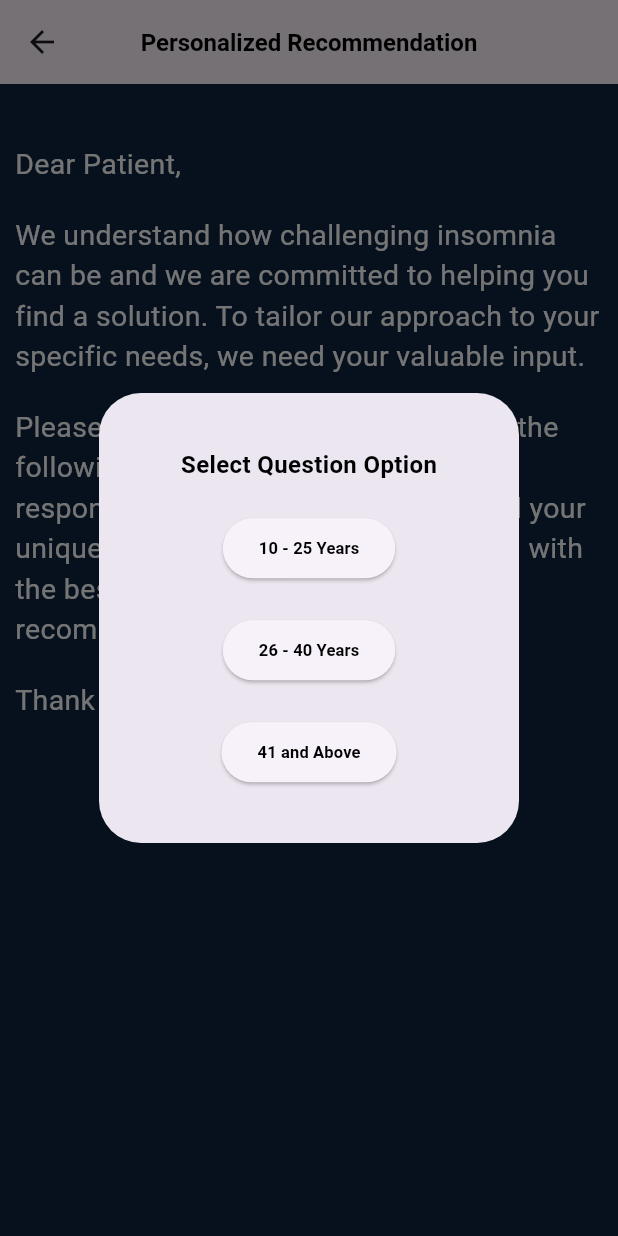
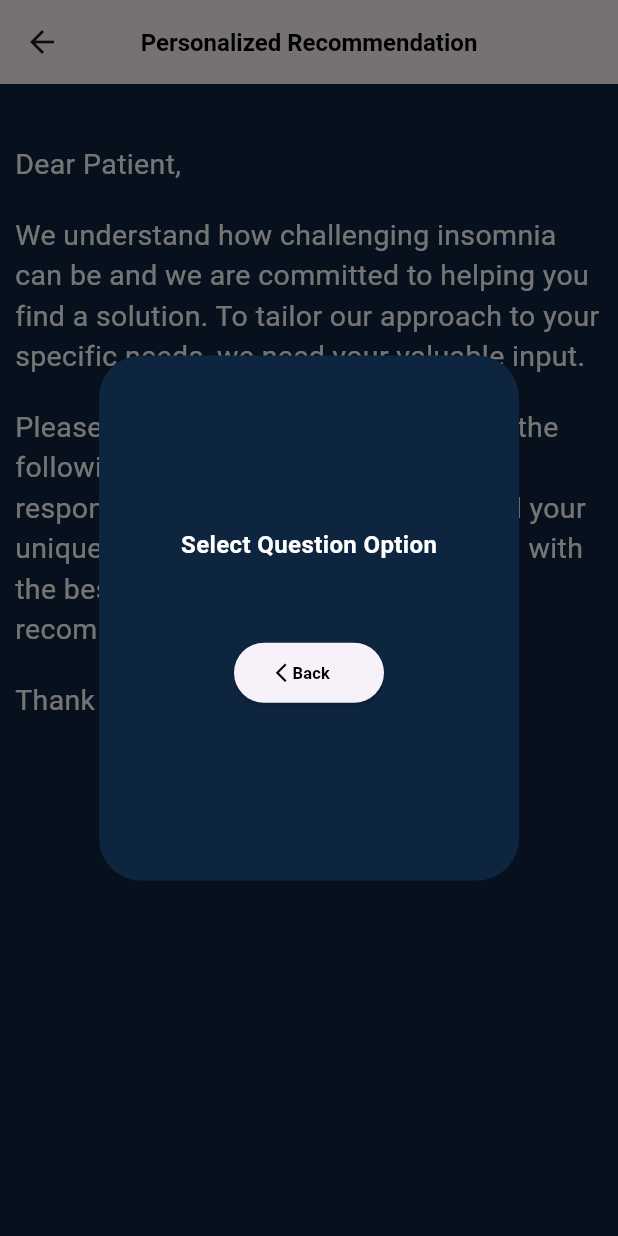
Before and after one commit to afifShyam/sleep_tracker, a Flutter app: the InfoPage screen opened directly, after a tap on "Take Survey", on a phone screen of 412 x 824 dp. Run offline on Flutter 3.47's test engine with Material 3 defaults, Android fonts, the light colour scheme and no system bars; our stand-ins replace bloc, cloud_firestore, firebase_auth, firebase_core, firebase_storage, fl_chart and 12 more; accounts and stored records are empty; project files that could hold a hidden picture were left out.

Commit message:
fix: finish the question structure

```diff
--- a/lib/src/bloc/questions/questions_event.dart
+++ b/lib/src/bloc/questions/questions_event.dart
@@ -5,7 +5,11 @@ class QuestionsEvent with _$QuestionsEvent {
   const factory QuestionsEvent.getQuestions(String categoryId) = GetQuestions;
   const factory QuestionsEvent.resetStatus() = ResetStatus;
   const factory QuestionsEvent.answerQuestion(
-      int questionIndex, int selectedOptionIndex) = AnswerQuestion;
+          String categoryId, int questionIndex, int selectedOptionIndex) =
+      AnswerQuestion;
   const factory QuestionsEvent.showSolution(
-      int questionIndex, List<String?> solutions) = ShowSolution;
+          String categoryId, int questionIndex, List<String?> solution) =
+      ShowSolution;
+  const factory QuestionsEvent.getCategoryList() = GetCategoryList;
+  const factory QuestionsEvent.getCategoryId(String categoryId) = GetCategoryId;
 }
--- a/lib/src/bloc/questions/questions_state.dart
+++ b/lib/src/bloc/questions/questions_state.dart
@@ -6,23 +6,27 @@ enum QuestionStatus {
   fetchQuestion,
   error,
   answerQuestion,
+  getCategoryId,
+  storeCategoryId,
 }
 
 @freezed
 class QuestionsState with _$QuestionsState {
   const factory QuestionsState({
-    required List<QuestionModel> questions,
-    required Map<int, int?>
-        userAnswers, // Map of question index to selected option index
-    required Map<int, List<String?>>
-        shownSolutions, // Map of question index to shown solutions
+    required Map<String, List<QuestionModel>> categoryQuestions,
+    required Map<String, Map<int, int?>> categoryUserAnswers,
+    required Map<String, Map<int, List<String?>>> categoryShownSolutions,
+    required List<String> categoryList,
+    required String categoryId,
     required QuestionStatus questionStatus,
   }) = _QuestionsState;
 
   factory QuestionsState.initial() => const QuestionsState(
-        questions: [],
-        userAnswers: {},
-        shownSolutions: {},
+        categoryQuestions: {},
+        categoryUserAnswers: {},
+        categoryShownSolutions: {},
+        categoryList: [],
+        categoryId: '',
         questionStatus: QuestionStatus.initial,
       );
 
--- a/lib/src/routing/question_route.dart
+++ b/lib/src/routing/question_route.dart
@@ -66,7 +66,10 @@ class QuestionRoute implements ManagerRouter {
     Widget page = const PageNotFound();
     switch (settings.name!) {
       case quesitonPage:
-        page = QuestionPage();
+        dynamic args = settings.arguments;
+        page = QuestionPage(
+          categoryId: args['categoryId'],
+        );
         break;
       case infoPage:
         page = const InfoPage();
--- a/lib/src/screen/homepage/admin.dart
+++ b/lib/src/screen/homepage/admin.dart
@@ -98,6 +98,10 @@ class _AdminQuestionState extends State<AdminQuestion> {
       final firestore = FirebaseFirestore.instance;
 
       for (var category in _categories) {
+        await firestore
+            .collection('categories')
+            .doc(category['categoryName'].text)
+            .set({'categoryName': category['categoryName'].text});
         for (var question in category['questions']) {
           await firestore
               .collection('categories')
--- a/lib/src/screen/info/info.dart
+++ b/lib/src/screen/info/info.dart
@@ -8,17 +8,90 @@ import 'package:sleep_tracker/src/index.dart';
 class InfoPage extends StatelessWidget {
   const InfoPage({super.key});
 
+  void _takeSurvey(BuildContext context, QuestionsState state) async {
+    await showAdaptiveDialog(
+        context: context,
+        barrierDismissible: false,
+        builder: (_) => Dialog(
+              backgroundColor: STColor.darkBlueBackground,
+              insetPadding: EdgeInsets.zero,
+              child: SizedBox(
+                height: 350,
+                width: 200,
+                child: Column(
+                  mainAxisAlignment: MainAxisAlignment.center,
+                  children: [
+                    Text('Select Question Option',
+                        style: TextStyleST.textStyle.title
+                            .copyWith(color: STColor.white)),
+                    SizedBox(height: 20.h),
+                    ListView.separated(
+                      padding: EdgeInsets.symmetric(horizontal: 40.w),
+                      shrinkWrap: true,
+                      itemBuilder: (_, index) {
+                        return ElevatedButton(
+                            style: ButtonStyle(
+                              fixedSize:
+                                  WidgetStateProperty.all(const Size(10, 20)),
+                              padding: WidgetStateProperty.all(EdgeInsets.zero),
+                            ),
+                            onPressed: () {
+                              context.read<QuestionsBloc>().add(
+                                  GetCategoryId(state.categoryList[index]));
+
+                              Navigator.of(context, rootNavigator: true).pop();
+                            },
+                            child: Text(state.categoryList[index],
+                                style: TextStyleST.textStyle.interMedium));
+                      },
+                      separatorBuilder: (_, __) => SizedBox(height: 20.h),
+                      itemCount: state.categoryList.length,
+                    ),
+                    SizedBox(height: 30.h),
+                    ElevatedButton.icon(
+                        onPressed: () {
+                          context
+                              .read<QuestionsBloc>()
+                              .add(const ResetStatus());
+                          Navigator.of(context, rootNavigator: true).pop();
+                        },
+                        style: ButtonStyle(
+                          fixedSize: WidgetStateProperty.all(Size(100.w, 40.h)),
+                        ),
+                        label: Row(
+                          children: [
+                            Icon(Icons.arrow_back_ios_new,
+                                color: STColor.black, size: 15.r),
+                            Text('Back',
+                                style: TextStyleST.textStyle.cardButton),
+                          ],
+                        ))
+                  ],
+                ),
+              ),
+            ));
+  }
+
   @override
   Widget build(BuildContext context) {
-    return BlocListener<QuestionsBloc, QuestionsState>(
+    return BlocConsumer<QuestionsBloc, QuestionsState>(
       listener: (context, state) {
         log('sini berapa ada: ${state.questionStatus}');
 
+        if (state.questionStatus == QuestionStatus.storeCategoryId) {
+          _takeSurvey(context, state);
+        }
+        if (state.questionStatus == QuestionStatus.getCategoryId) {
+          context.read<QuestionsBloc>().add(GetQuestions(state.categoryId));
+        }
         if (state.questionStatus == QuestionStatus.fetchQuestion) {
-          Navigator.of(context).pushNamed(QuestionRoute.quesitonPage);
+          log('gettttt: $state');
+
+          Navigator.of(context).pushNamed(QuestionRoute.quesitonPage,
+              arguments: {'categoryId': state.categoryId});
         }
       },
-      child: Scaffold(
+      builder: (buildCtx, buildState) => Scaffold(
         backgroundColor: STColor.darkBlueBackground,
         appBar: AppBar(
           centerTitle: true,
@@ -79,60 +152,8 @@ class InfoPage extends StatelessWidget {
               Center(
                 child: ElevatedButton(
                   onPressed: () async {
-                    await showAdaptiveDialog(
-                        context: context,
-                        builder: (_) => Dialog(
-                              insetPadding: EdgeInsets.zero,
-                              child: SizedBox(
-                                height: 300,
-                                width: 200,
-                                child: Column(
-                                  mainAxisAlignment: MainAxisAlignment.center,
-                                  children: [
-                                    Text('Select Question Option',
-                                        style: TextStyleST.textStyle.title),
-                                    SizedBox(height: 20.h),
-                                    ElevatedButton(
-                                        onPressed: () {
-                                          context
-                                              .read<QuestionsBloc>()
-                                              .add(const GetQuestions('op'));
-                                          Navigator.of(context,
-                                                  rootNavigator: true)
-                                              .pop();
-                                        },
-                                        child: Text('10 - 25 Years',
-                                            style: TextStyleST
-                                                .textStyle.cardButton)),
-                                    SizedBox(height: 20.h),
-                                    ElevatedButton(
-                                        onPressed: () {
-                                          context.read<QuestionsBloc>().add(
-                                              const GetQuestions('dejj1bw'));
-                                          Navigator.of(context,
-                                                  rootNavigator: true)
-                                              .pop();
-                                        },
-                                        child: Text('26 - 40 Years',
-                                            style: TextStyleST
-                                                .textStyle.cardButton)),
-                                    SizedBox(height: 20.h),
-                                    ElevatedButton(
-                                        onPressed: () {
-                                          context
-                                              .read<QuestionsBloc>()
-                                              .add(const GetQuestions('wan'));
-                                          Navigator.of(context,
-                                                  rootNavigator: true)
-                                              .pop();
-                                        },
-                                        child: Text('41 and Above',
-                                            style: TextStyleST
-                                                .textStyle.cardButton)),
-                                  ],
-                                ),
-                              ),
-                            ));
+                    context.read<QuestionsBloc>().add(const GetCategoryList());
+
                     // context.read<QuestionsBloc>().add(const GetQuestions(15));
                   },
                   child: Text(
--- a/lib/src/utils/getter.dart
+++ b/lib/src/utils/getter.dart
@@ -112,6 +112,18 @@ class QuestionFirestore {
 
     return questions;
   }
+
+  Future<List<String>> fetchCategoryIds() async {
+    try {
+      QuerySnapshot querySnapshot = await _db.collection('categories').get();
+      List<String> documentIds =
+          querySnapshot.docs.map((doc) => doc.id).toList();
+
+      return documentIds;
+    } catch (e) {
+      throw Exception('Failed to fetch category IDs: $e');
+    }
+  }
 }
 
 class NotificationService {
@@ -159,6 +171,8 @@ class NotificationService {
         final id = x.payload ?? '';
         final map = jsonDecode(id);
 
+        log('action buttong: ${map}');
+
         if (map['type'] == 'bedtime') {
           final now = DateTime.now();
           await FirebaseFirestore.instance
@@ -204,6 +218,10 @@ class NotificationService {
       category: AndroidNotificationCategory.alarm,
       audioAttributesUsage: AudioAttributesUsage.alarm,
       sound: RawResourceAndroidNotificationSound('alarm_sound'),
+      actions: [
+        AndroidNotificationAction('snooze', 'Snooze',
+            inputs: [AndroidNotificationActionInput()])
+      ],
     );
 
     const DarwinNotificationDetails iosPlatformChannelSpecifics =
--- a/lib/src/utils/resources.dart
+++ b/lib/src/utils/resources.dart
@@ -169,6 +169,7 @@ class STColor {
   static const Color gray70 = Color(0xFFC4C4C4);
   static const Color slateGray = Color(0xFF8F919F);
   static const Color transparent = Color(0x00000000);
+  static const Color green = Color.fromARGB(255, 1, 207, 83);
 
   // Add new colors here
   static const Color darkBlueBackground = Color(0xFF0D253F);
```
Also changed, not shown: lib/src/bloc/questions/questions_bloc.dart (+46 -20 lines), lib/src/screen/info/question.dart (+46 -19 lines), lib/src/bloc/questions/questions_bloc.freezed.dart, lib/src/bloc/questions/questions_bloc.g.dart.
